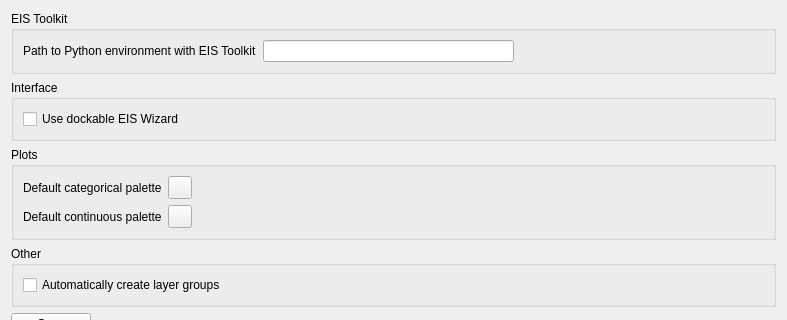
Before: the Qt Designer form eis_qgis_plugin/resources/ui/wizard_settings.ui in GispoCoding/eis_qgis_plugin, drawn with Qt 5; both pictures show x 0 to 787 and y 0 to 320 of the 787 by 836 pixel window.
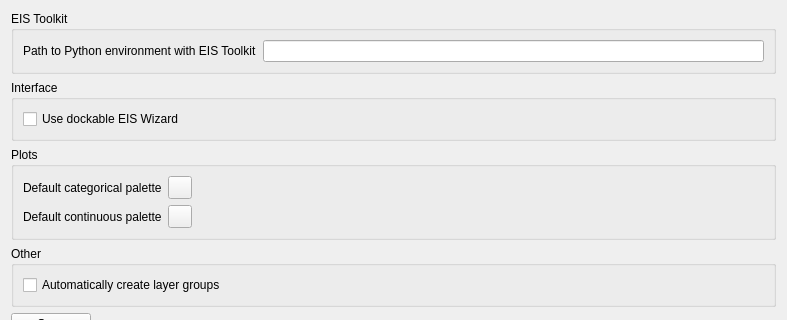
After: the same form once the commit is applied. Custom widgets are drawn as their Qt base class.

Patch:
```diff
--- a/eis_qgis_plugin/resources/ui/wizard_settings.ui
+++ b/eis_qgis_plugin/resources/ui/wizard_settings.ui
@@ -29,18 +29,8 @@
       <string>EIS Toolkit</string>
      </property>
      <layout class="QGridLayout" name="gridLayout_2">
-      <item row="0" column="2">
-       <spacer name="horizontalSpacer_3">
-        <property name="orientation">
-         <enum>Qt::Horizontal</enum>
-        </property>
-        <property name="sizeHint" stdset="0">
-         <size>
-          <width>40</width>
-          <height>20</height>
-         </size>
-        </property>
-       </spacer>
+      <item row="0" column="1">
+       <widget class="QLineEdit" name="toolkit_venv_path"/>
       </item>
       <item row="0" column="0">
        <widget class="QLabel" name="label">
@@ -49,9 +39,6 @@
         </property>
        </widget>
       </item>
-      <item row="0" column="1">
-       <widget class="QLineEdit" name="toolkit_venv_path"/>
-      </item>
      </layout>
     </widget>
    </item>
```
